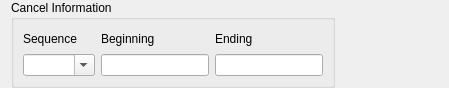
Qt form tafor/components/ui/sigmet_cancel.ui (up1and/tafor) before a commit.
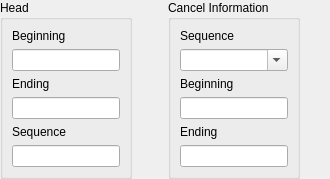
The same form after that commit.

Commit message: 重构 SIGMET 编辑器布局

What changed in the file:
```diff
--- a/tafor/components/ui/sigmet_cancel.ui
+++ b/tafor/components/ui/sigmet_cancel.ui
@@ -6,24 +6,90 @@
    <rect>
     <x>0</x>
     <y>0</y>
-    <width>449</width>
-    <height>88</height>
+    <width>330</width>
+    <height>158</height>
    </rect>
   </property>
+  <property name="sizePolicy">
+   <sizepolicy hsizetype="Fixed" vsizetype="Fixed">
+    <horstretch>0</horstretch>
+    <verstretch>0</verstretch>
+   </sizepolicy>
+  </property>
   <property name="windowTitle">
    <string notr="true">Sigmet</string>
   </property>
-  <layout class="QVBoxLayout" name="verticalLayout">
+  <layout class="QHBoxLayout" name="horizontalLayout">
+   <property name="leftMargin">
+    <number>0</number>
+   </property>
    <property name="topMargin">
     <number>0</number>
    </property>
+   <property name="rightMargin">
+    <number>0</number>
+   </property>
    <property name="bottomMargin">
     <number>0</number>
    </property>
-   <item>
+   <item alignment="Qt::AlignLeft|Qt::AlignTop">
+    <widget class="QGroupBox" name="headGroup">
+     <property name="sizePolicy">
+      <sizepolicy hsizetype="Fixed" vsizetype="Fixed">
+       <horstretch>0</horstretch>
+       <verstretch>0</verstretch>
+      </sizepolicy>
+     </property>
+     <property name="title">
+      <string>Head</string>
+     </property>
+     <layout class="QGridLayout" name="gridLayout_2">
+      <item row="3" column="0">
+       <widget class="QLineEdit" name="endingTime"/>
+      </item>
+      <item row="2" column="0">
+       <widget class="QLabel" name="endingTimeLabel">
+        <property name="text">
+         <string>Ending</string>
+        </property>
+        <property name="buddy">
+         <cstring>cancelEndingTime</cstring>
+        </property>
+       </widget>
+      </item>
+      <item row="1" column="0">
+       <widget class="QLineEdit" name="beginningTime"/>
+      </item>
+      <item row="0" column="0">
+       <widget class="QLabel" name="beginningTimeLabel">
+        <property name="text">
+         <string>Beginning</string>
+        </property>
+        <property name="buddy">
+         <cstring>cancelBeginningTime</cstring>
+        </property>
+       </widget>
+      </item>
+      <item row="5" column="0">
+       <widget class="QLineEdit" name="sequence"/>
+      </item>
+      <item row="4" column="0">
+       <widget class="QLabel" name="sequenceLabel">
+        <property name="text">
+         <string>Sequence</string>
+        </property>
+        <property name="buddy">
+         <cstring>cancelSequence</cstring>
+        </property>
+       </widget>
+      </item>
+     </layout>
+    </widget>
+   </item>
+   <item alignment="Qt::AlignLeft|Qt::AlignTop">
     <widget class="QGroupBox" name="cancelGroup">
      <property name="sizePolicy">
-      <sizepolicy hsizetype="Fixed" vsizetype="Preferred">
+      <sizepolicy hsizetype="Fixed" vsizetype="Fixed">
        <horstretch>0</horstretch>
        <verstretch>0</verstretch>
       </sizepolicy>
@@ -32,28 +98,8 @@
       <string>Cancel Information</string>
      </property>
      <layout class="QGridLayout" name="gridLayout">
-      <item row="0" column="1">
-       <widget class="QLabel" name="beginningTimeLabel">
-        <property name="text">
-         <string>Beginning</string>
-        </property>
-        <property name="buddy">
-         <cstring>beginningTime</cstring>
-        </property>
-       </widget>
-      </item>
-      <item row="0" column="0">
-       <widget class="QLabel" name="sequenceLabel">
-        <property name="text">
-         <string>Sequence</string>
-        </property>
-        <property name="buddy">
-         <cstring>sequence</cstring>
-        </property>
-       </widget>
-      </item>
-      <item row="0" column="2">
-       <widget class="QLabel" name="endingTimeLabel">
+      <item row="5" column="0">
+       <widget class="QLabel" name="cancelEndingTimeLabel">
         <property name="text">
          <string>Ending</string>
         </property>
@@ -62,19 +108,39 @@
         </property>
        </widget>
       </item>
-      <item row="2" column="2">
-       <widget class="QLineEdit" name="endingTime"/>
-      </item>
-      <item row="2" column="1">
-       <widget class="QLineEdit" name="beginningTime"/>
+      <item row="3" column="0">
+       <widget class="QLabel" name="cancelBeginningTimeLabel">
+        <property name="text">
+         <string>Beginning</string>
+        </property>
+        <property name="buddy">
+         <cstring>cancelBeginningTime</cstring>
+        </property>
+       </widget>
       </item>
       <item row="2" column="0">
-       <widget class="QComboBox" name="sequence">
+       <widget class="QComboBox" name="cancelSequence">
         <property name="editable">
          <bool>true</bool>
         </property>
        </widget>
       </item>
+      <item row="4" column="0">
+       <widget class="QLineEdit" name="cancelBeginningTime"/>
+      </item>
+      <item row="0" column="0">
+       <widget class="QLabel" name="cancelSequenceLabel">
+        <property name="text">
+         <string>Sequence</string>
+        </property>
+        <property name="buddy">
+         <cstring>cancelSequence</cstring>
+        </property>
+       </widget>
+      </item>
+      <item row="6" column="0">
+       <widget class="QLineEdit" name="cancelEndingTime"/>
+      </item>
      </layout>
     </widget>
    </item>
```
Left out of the diff: 6 changed lines with no effect on the pictures. The commit also changes 30 other files.
